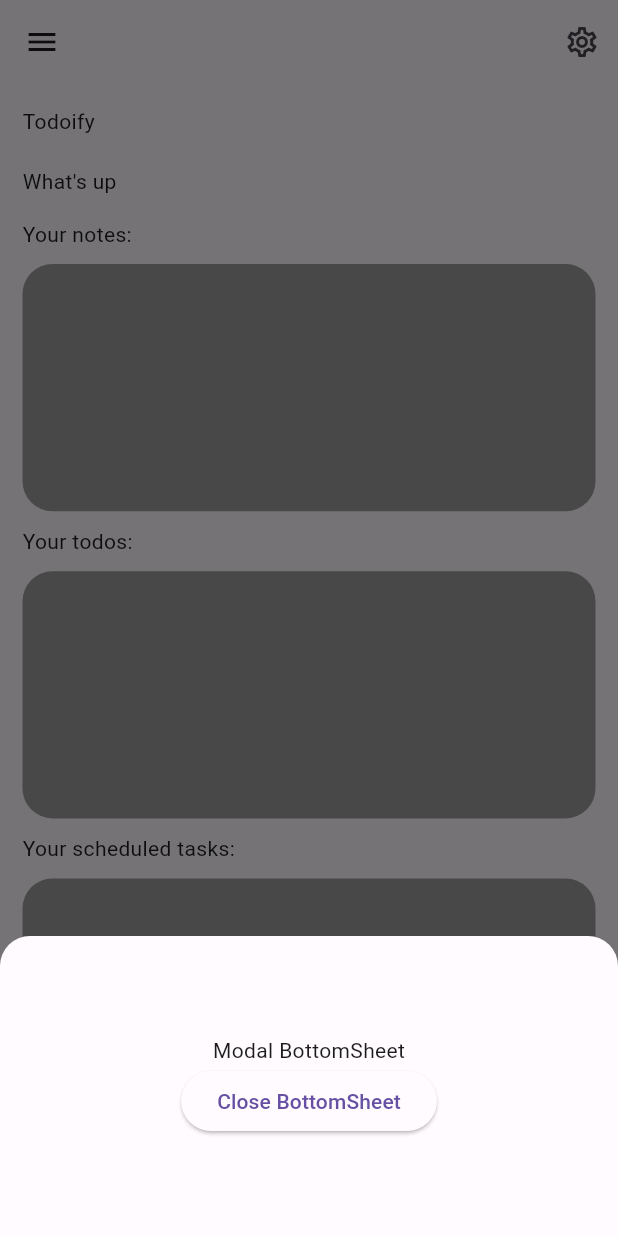
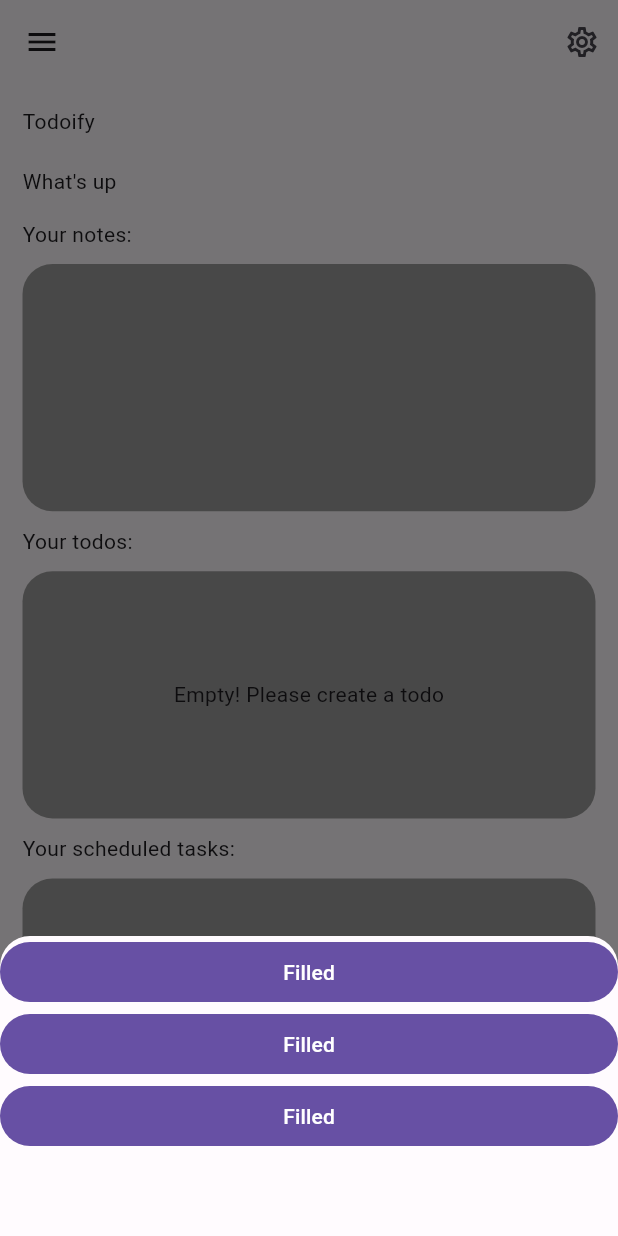
Before and after one commit to Ankit180898/your_note, a Flutter app: the screen it shows after launch, after a tap on the "add" icon, on a phone screen of 412 x 824 dp. Run offline on Flutter 3.47's test engine with Material 2 defaults, Android fonts, the phone set to English and light mode, and no system bars; our stand-ins replace get, sqflite; accounts and stored records are empty.

Commit message:
Created todos and reflecting in screen done

```diff
--- /dev/null
+++ b/lib/models/db_models/todo_model.dart
@@ -0,0 +1,27 @@
+class Todo {
+  int id;
+  String title;
+  bool isCompleted;
+
+  Todo({
+    required this.id,
+    required this.title,
+    this.isCompleted = false,
+  });
+
+  Map<String, dynamic> toMap() {
+    return {
+      'id': id,
+      'title': title,
+      'isCompleted': isCompleted ? 1 : 0,
+    };
+  }
+
+  factory Todo.fromMap(Map<String, dynamic> map) {
+    return Todo(
+      id: map['id'],
+      title: map['title'],
+      isCompleted: map['isCompleted'] == 1,
+    );
+  }
+}
--- a/lib/screens/home_screen.dart
+++ b/lib/screens/home_screen.dart
@@ -1,7 +1,14 @@
 import 'package:flutter/material.dart';
+import 'package:get/get.dart';
+import 'package:your_note/services/dbhelper/todo_helper.dart';
+
+import '../models/db_models/todo_model.dart';
 
 class HomeScreen extends StatelessWidget {
-  const HomeScreen({super.key});
+  HomeScreen({super.key});
+
+  final dbHelper = TodoDBHelper();
+  final TextEditingController textController = TextEditingController();
 
   @override
   Widget build(BuildContext context) {
@@ -11,21 +18,48 @@ class HomeScreen extends StatelessWidget {
           showModalBottomSheet<void>(
               isDismissible: true,
               shape: RoundedRectangleBorder(
-              borderRadius: BorderRadius.only(topRight: Radius.circular(20),topLeft: Radius.circular(20))
-            ),
+                  borderRadius: BorderRadius.only(
+                      topRight: Radius.circular(20),
+                      topLeft: Radius.circular(20))),
               context: context,
               builder: (BuildContext context) {
                 return SizedBox(
                   height: 200,
                   child: Center(
-                    child: Column(
-                      mainAxisAlignment: MainAxisAlignment.center,
-                      mainAxisSize: MainAxisSize.min,
-                      children: <Widget>[
-                        const Text('Modal BottomSheet'),
-                        ElevatedButton(
-                          child: const Text('Close BottomSheet'),
-                          onPressed: () => Navigator.pop(context),
+                    child: ListView(
+                      children: [
+                        FilledButton(
+                          style: ElevatedButton.styleFrom(
+                            foregroundColor:
+                                Theme.of(context).colorScheme.onPrimary,
+                            backgroundColor:
+                                Theme.of(context).colorScheme.primary,
+                          ).copyWith(
+                              elevation: ButtonStyleButton.allOrNull(0.0)),
+                          onPressed: () {},
+                          child: const Text('Filled'),
+                        ),
+                        FilledButton(
+                          style: ElevatedButton.styleFrom(
+                            foregroundColor:
+                                Theme.of(context).colorScheme.onPrimary,
+                            backgroundColor:
+                                Theme.of(context).colorScheme.primary,
+                          ).copyWith(
+                              elevation: ButtonStyleButton.allOrNull(0.0)),
+                          onPressed: () {},
+                          child: const Text('Filled'),
+                        ),
+                        FilledButton(
+                          style: ElevatedButton.styleFrom(
+                            foregroundColor:
+                                Theme.of(context).colorScheme.onPrimary,
+                            backgroundColor:
+                                Theme.of(context).colorScheme.primary,
+                          ).copyWith(
+                              elevation: ButtonStyleButton.allOrNull(0.0)),
+                          onPressed: () {},
+                          child: const Text('Filled'),
                         ),
                       ],
                     ),
@@ -35,10 +69,11 @@ class HomeScreen extends StatelessWidget {
         },
         child: Icon(Icons.add),
       ),
-      drawer:Drawer(
+      drawer: Drawer(
           shape: RoundedRectangleBorder(
-          borderRadius: BorderRadius.only(topRight: Radius.circular(20),bottomRight: Radius.circular(20))
-        ),
+              borderRadius: BorderRadius.only(
+                  topRight: Radius.circular(20),
+                  bottomRight: Radius.circular(20))),
           child: Column(
             children: [
               Expanded(
@@ -46,12 +81,13 @@ class HomeScreen extends StatelessWidget {
                   // Important: Remove any padding from the ListView.
                   padding: EdgeInsets.only(top: 30),
                   children: [
-
                     Padding(
                       padding: const EdgeInsets.only(left: 10.0),
                       child: Text("Todoify"),
                     ),
-                    const SizedBox(height: 20,),
+                    const SizedBox(
+                      height: 20,
+                    ),
                     ListTile(
                       leading: Icon(
                         Icons.home,
@@ -70,8 +106,8 @@ class HomeScreen extends StatelessWidget {
                         Navigator.pop(context);
                       },
                     ),
-
-                  ],),
+                  ],
+                ),
               ),
               // Spacer(), // <-- This will fill up any free-space
               // Everything from here down is bottom aligned in the drawer
@@ -81,57 +117,134 @@ class HomeScreen extends StatelessWidget {
                 leading: Icon(Icons.settings),
               ),
             ],
-          ))
-      ,
+          )),
       appBar: AppBar(
         elevation: 0,
         actions: [
-          IconButton(onPressed: (){}, icon:Icon(Icons.settings_outlined))
+          IconButton(onPressed: () {}, icon: Icon(Icons.settings_outlined))
         ],
       ),
-      body: Padding(
-        padding: const EdgeInsets.only(left: 15.0,right: 15.0,top: 15.0),
+      body: SingleChildScrollView(
+        child: Padding(
+          padding: const EdgeInsets.only(left: 15.0, right: 15.0, top: 15.0),
           child: Column(
             crossAxisAlignment: CrossAxisAlignment.start,
             children: [
-            Text("Todoify",),
-            const SizedBox(height: 20,),
+              Text(
+                "Todoify",
+              ),
+              const SizedBox(
+                height: 20,
+              ),
               Text("What's up "),
-            const SizedBox(height: 15,),
+              const SizedBox(
+                height: 15,
+              ),
               Text("Your notes:"),
-            const SizedBox(height: 10,),
+              const SizedBox(
+                height: 10,
+              ),
               Container(
                 height: MediaQuery.of(context).size.height * 0.20,
                 decoration: BoxDecoration(
-                color: Colors.grey,
-                borderRadius: BorderRadius.circular(20)
-
+                    color: Colors.grey, borderRadius: BorderRadius.circular(20)),
+              ),
+              const SizedBox(
+                height: 10,
+              ),
+              Text("Your todos:"),
+              const SizedBox(
+                height: 10,
+              ),
+              Obx(() {
+                final List<Todo> todos = dbHelper.todos;
+                if (todos.isEmpty) {
+                  return InkWell(
+                    onTap: () {
+                      showDialog(
+                        context: context,
+                        builder: (BuildContext context) {
+                          return AlertDialog(
+                            title: const Text('Add'),
+                            content: TextField(
+                              controller: textController,
+                              decoration: InputDecoration(
+                                hintText: 'Todo',
                               ),
                             ),
-            const SizedBox(height: 10,),
-            Text("Your todos:"),
-            const SizedBox(height: 10,),
+                            actions: <Widget>[
+                              TextButton(
+                                child: const Text('Add'),
+                                onPressed: () async {
+                                  if (textController.text.isNotEmpty) {
+                                    Todo newTodo = Todo(
+                                      id: DateTime.now().millisecondsSinceEpoch,
+                                      title: textController.text,
+                                    );
+                                    await dbHelper.insertTodo(newTodo);
+                                    textController.clear();
+                                    dbHelper.getTodos();
+                                    Get.back();
+                                  }
+                                },
+                              ),
+                            ],
+                          );
+                        },
+                      );
+                    },
+                    child: Container(
+                      height: MediaQuery.of(context).size.height * 0.20,
+                      decoration: BoxDecoration(
+                          color: Colors.grey,
+                          borderRadius: BorderRadius.circular(20)),
+                      child: Center(child: Text("Empty! Please create a todo")),
+                    ),
+                  );
+                } else {
+                  return ListView.builder(
+                    shrinkWrap: true,
+                    physics: NeverScrollableScrollPhysics(),
+                    itemCount: todos.length,
+                    itemBuilder: (context, index) {
+                      print("lenght: ${todos.length}");
+                      final Todo todo = todos[index];
+                      return ListTile(
+                        title: Text(todo.title),
+                        leading: Checkbox(
+                          value: todo.isCompleted,
+                          onChanged: (value) async {
+                            todo.isCompleted = value ?? false;
+                            await dbHelper.updateTodoStatus(todo);
+                            dbHelper.getTodos();
+                          },
+                        ),
+                        trailing: IconButton(
+                          icon: Icon(Icons.delete),
+                          onPressed: () async {
+                            await dbHelper.deleteTodo(todo.id);
+                            dbHelper.getTodos();
+                          },
+                        ),
+                      );
+                    },
+                  );
+                }
+              }),
+              const SizedBox(
+                height: 10,
+              ),
+              Text("Your scheduled tasks:"),
+              const SizedBox(
+                height: 10,
+              ),
               Container(
                 height: MediaQuery.of(context).size.height * 0.20,
                 decoration: BoxDecoration(
-                  color: Colors.grey,
-                  borderRadius: BorderRadius.circular(20)
-
+                    color: Colors.grey, borderRadius: BorderRadius.circular(20)),
+              )
+            ],
           ),
-            ),
-            const SizedBox(height: 10,),
-            Text("Your scheduled tasks:"),
-            const SizedBox(height: 10,),
-            Container(
-              height: MediaQuery.of(context).size.height * 0.20,
-              decoration: BoxDecoration(
-                  color: Colors.grey,
-                  borderRadius: BorderRadius.circular(20)
-
-              ),
-            )
-
-          ],
         ),
       ),
     );
--- /dev/null
+++ b/lib/services/dbhelper/todo_helper.dart
@@ -0,0 +1,77 @@
+import 'dart:async';
+import 'package:get/get.dart';
+import 'package:path/path.dart';
+import 'package:sqflite/sqflite.dart';
+import '../../models/db_models/todo_model.dart';
+
+class TodoDBHelper {
+  static final TodoDBHelper _instance = TodoDBHelper._internal();
+
+  factory TodoDBHelper() => _instance;
+
+  TodoDBHelper._internal();
+
+  static Database? _database;
+
+  Future<Database> get database async {
+    if (_database != null) return _database!;
+    _database = await initDB();
+    return _database!;
+  }
+
+  Future<Database> initDB() async {
+    final databasesPath = await getDatabasesPath();
+    final path = join(databasesPath, 'todo.db');
+    return await openDatabase(
+      path,
+      version: 1,
+      onCreate: (db, version) async {
+        await db.execute('''
+          CREATE TABLE todos(
+            id INTEGER PRIMARY KEY AUTOINCREMENT,
+            title TEXT,
+            isCompleted INTEGER
+          )
+        ''');
+      },
+    );
+  }
+
+  Future<void> insertTodo(Todo todo) async {
+    final db = await database;
+    await db.insert(
+      'todos',
+      todo.toMap(),
+      conflictAlgorithm: ConflictAlgorithm.replace,
+    );
+  }
+
+  RxList<Todo> todos = <Todo>[].obs;
+
+  Future<void> getTodos() async {
+    final db = await database;
+    final List<Map<String, dynamic>> maps = await db.query('todos');
+    todos.value = List.generate(maps.length, (i) {
+      return Todo.fromMap(maps[i]);
+    });
+  }
+
+  Future<void> updateTodoStatus(Todo todo) async {
+    final db = await database;
+    await db.update(
+      'todos',
+      todo.toMap(),
+      where: 'id = ?',
+      whereArgs: [todo.id],
+    );
+  }
+
+  Future<void> deleteTodo(int id) async {
+    final db = await database;
+    await db.delete(
+      'todos',
+      where: 'id = ?',
+      whereArgs: [id],
+    );
+  }
+}
--- a/pubspec.yaml
+++ b/pubspec.yaml
@@ -37,7 +37,8 @@ dependencies:
   # Use with the CupertinoIcons class for iOS style icons.
   cupertino_icons: ^1.0.2
   get:
-  sqlite3:
+  sqflite:
+  path:
 
 dev_dependencies:
   flutter_test:
```
Also changed, not shown: pubspec.lock, 2 other files. Lines whose indentation alone changed are shown as unchanged.
